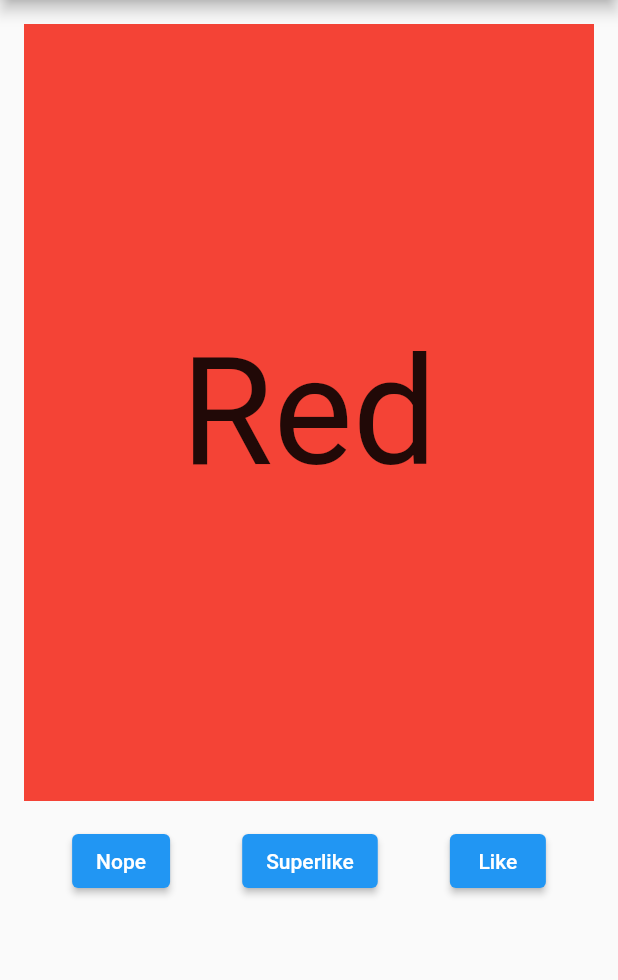
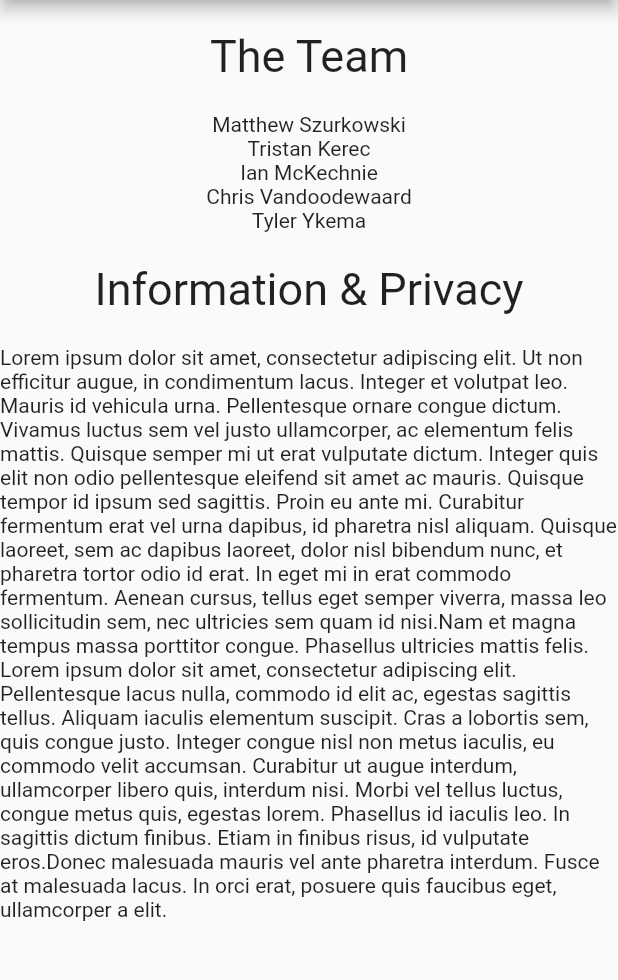
Before and after one commit to MatthewSzurkowski/TasteTwin, a Flutter app: the screen it shows after launch, on a phone screen of 412 x 824 dp, the part 84-1064 px from its top. Run offline on Flutter 3.47's test engine with Material 2 defaults, Android fonts, the phone set to English and light mode, and no system bars; drawn by our look-alikes of swipe_cards.

Commit message:
Added inital About and Settings pages. Ref #11,#12

```diff
--- a/taste_twin/lib/main.dart
+++ b/taste_twin/lib/main.dart
@@ -2,6 +2,8 @@ import 'package:flutter/material.dart';
 // import 'pages/homepage.dart';
 // import 'pages/carousel_page.dart';
 import 'pages/matchpage.dart';
+import 'pages/settings.dart';
+import 'pages/about.dart';
 
 void main() {
   runApp(const MyApp());
@@ -28,7 +30,7 @@ class MyApp extends StatelessWidget {
         primarySwatch: Colors.blue,
       ),
       // Switch MyHomePage -> MatchPage to test
-      home: const MatchPage(title: 'Taste Twin'),
+      home: const AboutPage(title: 'Taste Twin'),
     );
   }
 }
--- /dev/null
+++ b/taste_twin/lib/pages/about.dart
@@ -0,0 +1,58 @@
+// import 'package:flutter/cupertino.dart';
+import 'package:flutter/material.dart';
+import 'package:flutter/cupertino.dart';
+
+class AboutPage extends StatefulWidget {
+  const AboutPage({super.key, required this.title});
+
+  final String title;
+
+  @override
+  State<AboutPage> createState() => _AboutPage();
+}
+
+class _AboutPage extends State<AboutPage> {
+  final List<bool> _selectedBrightness = <bool>[true, false];
+  bool vertical = false;
+  bool location_services = true;
+
+  @override
+  Widget build(BuildContext context) {
+    // This method is rerun every time setState is called, for instance as done
+    // by the _incrementCounter method above.
+    //
+    // The Flutter framework has been optimized to make rerunning build methods
+    // fast, so that you can just rebuild anything that needs updating rather
+    // than having to individually change instances of widgets.
+    return Scaffold(
+        appBar: AppBar(
+          // Here we take the value from the MyHomePage object that was created by
+          // the App.build method, and use it to set our appbar title.
+          title: Text(widget.title),
+        ),
+        body: Center(
+            child: Column(
+          children: const [
+            SizedBox(height: 20),
+            Text(
+              "The Team",
+              style: TextStyle(fontSize: 30),
+            ),
+            SizedBox(height: 20),
+            Text("Matthew Szurkowski"),
+            Text("Tristan Kerec"),
+            Text("Ian McKechnie"),
+            Text("Chris Vandoodewaard"),
+            Text("Tyler Ykema"),
+            SizedBox(height: 20),
+            Text(
+              "Information & Privacy",
+              style: TextStyle(fontSize: 30),
+            ),
+            SizedBox(height: 20),
+            Text(
+                "Lorem ipsum dolor sit amet, consectetur adipiscing elit. Ut non efficitur augue, in condimentum lacus. Integer et volutpat leo. Mauris id vehicula urna. Pellentesque ornare congue dictum. Vivamus luctus sem vel justo ullamcorper, ac elementum felis mattis. Quisque semper mi ut erat vulputate dictum. Integer quis elit non odio pellentesque eleifend sit amet ac mauris. Quisque tempor id ipsum sed sagittis. Proin eu ante mi. Curabitur fermentum erat vel urna dapibus, id pharetra nisl aliquam. Quisque laoreet, sem ac dapibus laoreet, dolor nisl bibendum nunc, et pharetra tortor odio id erat. In eget mi in erat commodo fermentum. Aenean cursus, tellus eget semper viverra, massa leo sollicitudin sem, nec ultricies sem quam id nisi.Nam et magna tempus massa porttitor congue. Phasellus ultricies mattis felis. Lorem ipsum dolor sit amet, consectetur adipiscing elit. Pellentesque lacus nulla, commodo id elit ac, egestas sagittis tellus. Aliquam iaculis elementum suscipit. Cras a lobortis sem, quis congue justo. Integer congue nisl non metus iaculis, eu commodo velit accumsan. Curabitur ut augue interdum, ullamcorper libero quis, interdum nisi. Morbi vel tellus luctus, congue metus quis, egestas lorem. Phasellus id iaculis leo. In sagittis dictum finibus. Etiam in finibus risus, id vulputate eros.Donec malesuada mauris vel ante pharetra interdum. Fusce at malesuada lacus. In orci erat, posuere quis faucibus eget, ullamcorper a elit."),
+          ],
+        )));
+  }
+}
```
Also changed, not shown: taste_twin/lib/pages/settings.dart (added, +77 -0 lines).
